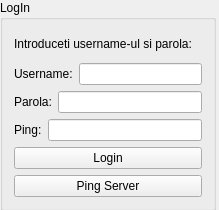
Before: the Qt Designer form 3_Solution/CabMan/CabManClient/login.ui in CabauaFlorin/Proiect-POO-MusicApp, drawn with Qt 5.
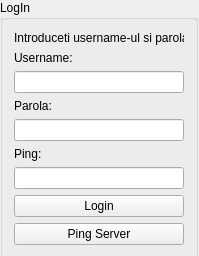
After: the same form once the commit is applied. Icons and pictures are not drawn.

Patch:
```diff
--- a/3_Solution/CabMan/CabManClient/login.ui
+++ b/3_Solution/CabMan/CabManClient/login.ui
@@ -6,8 +6,8 @@
    <rect>
     <x>0</x>
     <y>0</y>
-    <width>219</width>
-    <height>210</height>
+    <width>199</width>
+    <height>256</height>
    </rect>
   </property>
   <property name="windowTitle">
@@ -22,8 +22,8 @@
     <rect>
      <x>0</x>
      <y>0</y>
-     <width>216</width>
-     <height>211</height>
+     <width>198</width>
+     <height>259</height>
     </rect>
    </property>
    <property name="title">
@@ -38,8 +38,6 @@
      </widget>
     </item>
     <item>
-     <layout class="QHBoxLayout" name="horizontalLayout">
-      <item>
        <widget class="QLabel" name="label">
         <property name="text">
          <string>Username:</string>
@@ -49,10 +47,6 @@
       <item>
        <widget class="QLineEdit" name="username_edit"/>
       </item>
-     </layout>
-    </item>
-    <item>
-     <layout class="QHBoxLayout" name="horizontalLayout_2">
       <item>
        <widget class="QLabel" name="label_2">
         <property name="text">
@@ -67,10 +61,6 @@
         </property>
        </widget>
       </item>
-     </layout>
-    </item>
-    <item>
-     <layout class="QHBoxLayout" name="horizontalLayout_3">
       <item>
        <widget class="QLabel" name="label_4">
         <property name="text">
@@ -80,8 +70,6 @@
       </item>
       <item>
        <widget class="QLineEdit" name="ping_edit"/>
-      </item>
-     </layout>
     </item>
     <item>
      <widget class="QPushButton" name="login_button">
```
Lines whose indentation alone changed are shown as unchanged.
